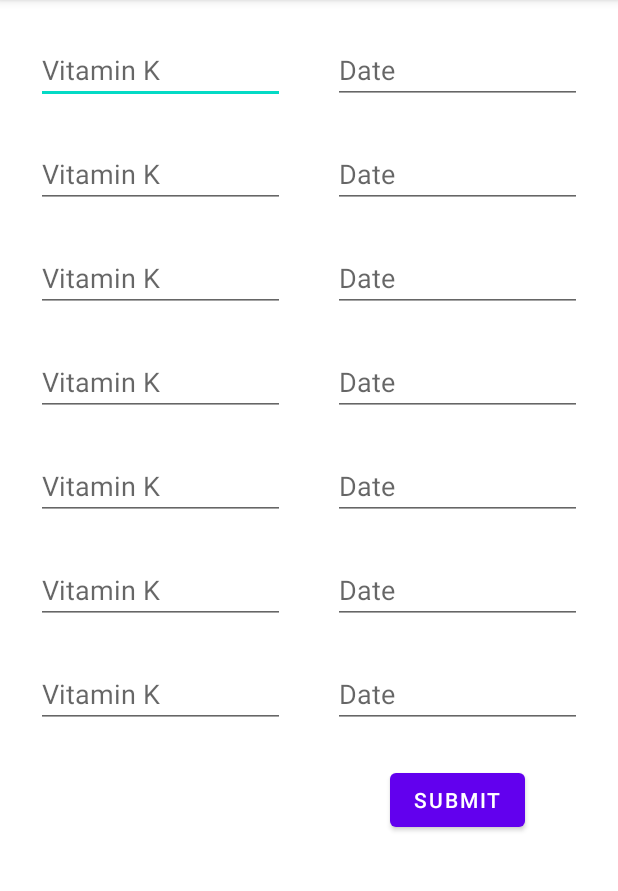
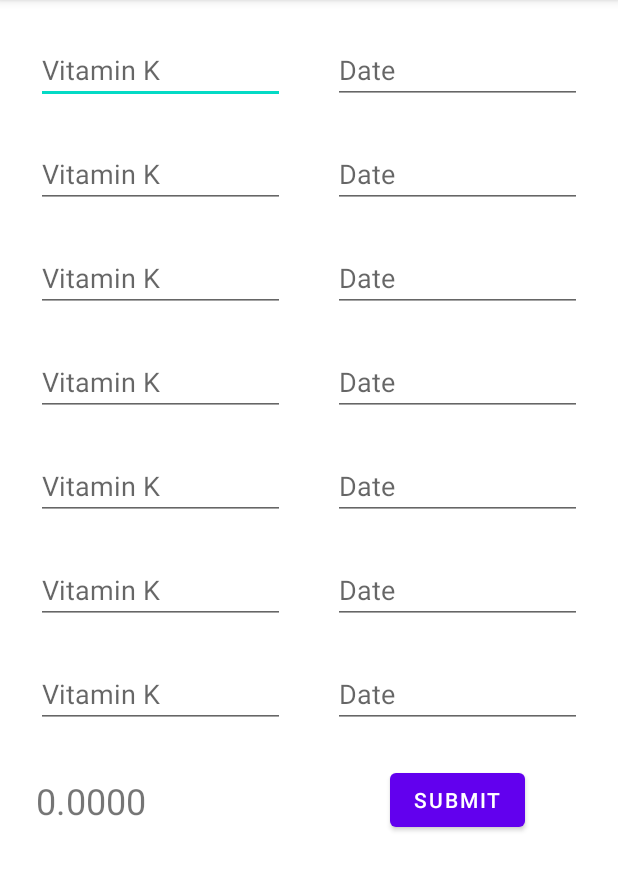
Before and after one commit to Technica-2020-Wonder-Women/Vitamin-K-Recipes-Tracker, an Android app: the screen it shows after launch (MainActivity), after a tap on "SUBMIT", on a phone screen of 412 x 824 dp, the part 84-975 px from its top. Run offline under Robolectric (Android 15) with nearby library versions, the phone set to English and light mode, and no system bars; 1 statement that could not run was skipped.

```diff
--- a/VitaminKRecipesTracker/app/src/main/res/values/strings.xml
+++ b/VitaminKRecipesTracker/app/src/main/res/values/strings.xml
@@ -3,5 +3,6 @@
     <string name="vitamin_k">Vitamin K</string>
     <string name="submit">Submit</string>
     <string name="date">Date</string>
-    <string name="date_format">MM/dd/YYMM/dd/YY</string>
+    <string name="date_format">%1$02d-%2$02d-%3$d</string>
+    <string name="vitaminK_formatter">%,.4f</string>
 </resources>
```
